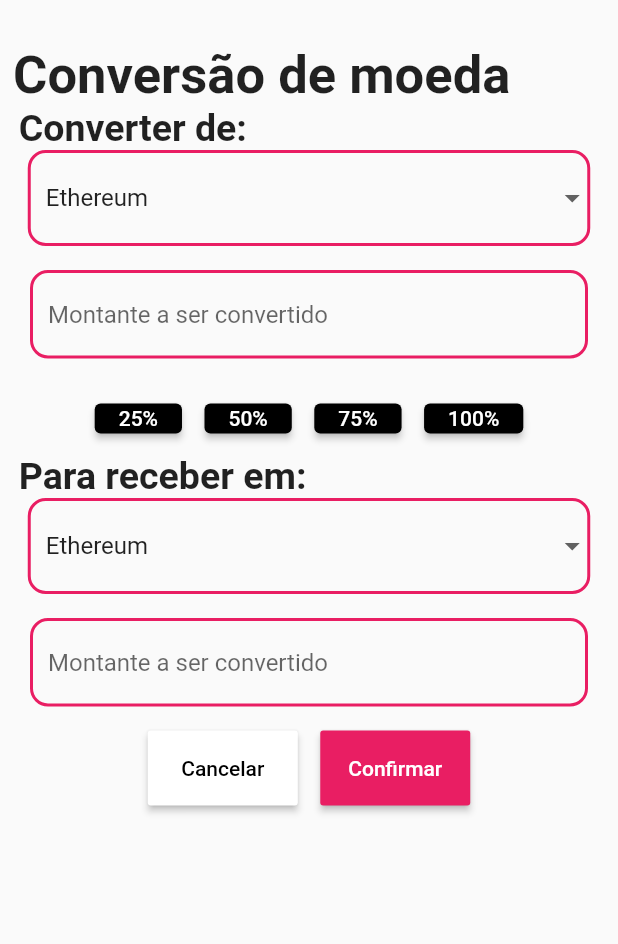
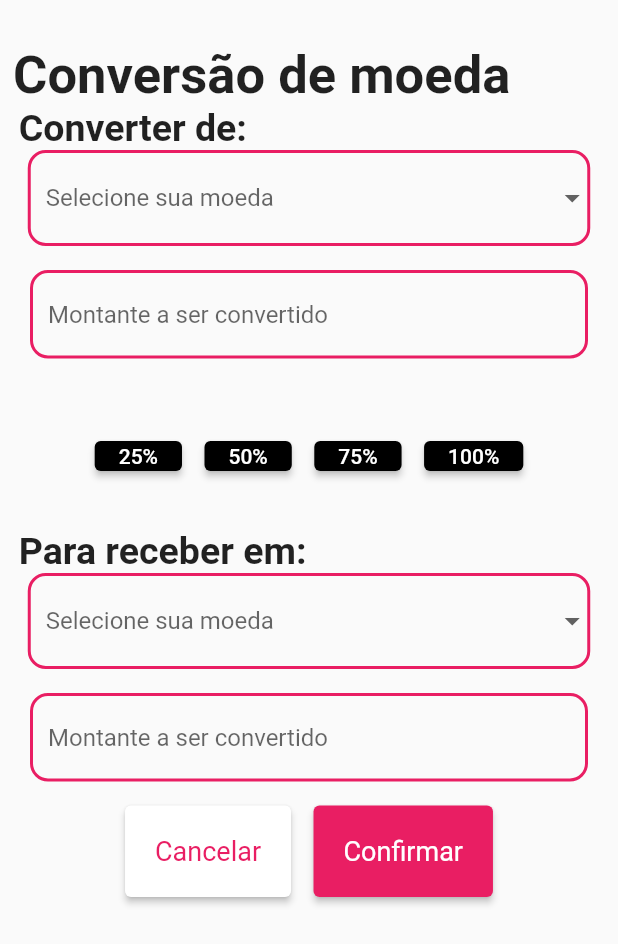
Before and after one commit to edueilert/FlutterWarren, a Flutter app: the Conversao screen opened by its route, on a phone screen of 412 x 824 dp. Shown: the top 944 px of the screen. Run offline on Flutter 3.47's test engine with Material 2 defaults, Android fonts, the phone set to English and light mode, and no system bars; missing offline and left inert: draw_graph.

Commit message:
commit 2

```diff
--- a/lib/controlers/home_controler.dart
+++ b/lib/controlers/home_controler.dart
@@ -1,35 +1,33 @@
-// // ignore_for_file: unused_local_variable
+import 'package:flutter/widgets.dart';
+import 'package:myapp/models/coins_model.dart';
 
-// import 'package:flutter/widgets.dart';
-// import 'package:myapp/models/coins_model.dart';
+class HomeController {
+  late List<CoinsModel> coins;
 
-// class HomeController {
-//   List<CoinsModel> coins;
+  final TextEditingController toText;
+  final TextEditingController fromText;
 
-//   final TextEditingController toText;
-//   final TextEditingController fromText;
+  late CoinsModel toCoins;
+  late CoinsModel fromCoins;
 
-//   CoinsModel toCoins;
-//   CoinsModel fromCoins;
+  HomeController({required this.toText, required this.fromText}) {
+    coins = CoinsModel.getCoins();
+    toCoins = coins[0];
+    fromCoins = coins[1];
+  }
 
-//   HomeController({required this.toText, required this.fromText}) {
-//     coins = CoinsModel.getCoins();
-//     toCoins = coins[0];
-//     fromCoins = coins[1];
-//   }
+  conversor() {
+    String text = toText.text;
+    double value = double.tryParse(text) ?? 1.0;
+    double returnValue = 0;
 
-//   void conversor() {
-//     String text = toText.text;
-//     double value = double.tryParse(text) ?? 1.0;
-//     double returnValue = 0;
-
-//     if (fromCoins.name == 'Ethereum') {
-//       returnValue = value * toCoins.ethereum;
-//     } else if (fromCoins.name == 'Litecoin') {
-//       returnValue = value * toCoins.litecoin;
-//     } else if (fromCoins.name == 'Bitcoin') {
-//       returnValue = value * toCoins.bitcoin;
-//     }
-//     fromText.text = returnValue.toStringAsFixed(2);
-//   }
-// }
+    if (fromCoins.name == 'Ethereum') {
+      returnValue = value * toCoins.ethereum;
+    } else if (fromCoins.name == 'Litecoin') {
+      returnValue = value * toCoins.litecoin;
+    } else if (fromCoins.name == 'Bitcoin') {
+      returnValue = value * toCoins.bitcoin;
+    }
+    fromText.text = returnValue.toStringAsFixed(2);
+  }
+}
--- a/lib/conversao.dart
+++ b/lib/conversao.dart
@@ -1,10 +1,20 @@
-// ignore_for_file: deprecated_member_use
+// ignore_for_file: deprecated_member_use, constant_identifier_names, avoid_print, prefer_typing_uninitialized_variables
 
 import 'package:flutter/material.dart';
+import 'package:myapp/controlers/home_controler.dart';
 
 // ignore: must_be_immutable
 class Conversao extends StatefulWidget {
-  const Conversao({Key? key}) : super(key: key);
+  final TextEditingController toText = TextEditingController();
+  final TextEditingController fromText = TextEditingController();
+  final data = ListaCrypto.values;
+  late HomeController homeController;
+  String valor = "";
+  String valor2 = "";
+
+  Conversao({Key? key}) : super(key: key) {
+    homeController = HomeController(toText: toText, fromText: fromText);
+  }
 
   @override
   State<Conversao> createState() => Estrutura();
@@ -12,12 +22,14 @@ class Conversao extends StatefulWidget {
 
 class Estrutura extends State<Conversao> {
   List<String> items = ["Ethereum", "Litecoin", "Bitcoin"];
-  String? selectedItem = "Ethereum";
-
+  String? selectedItem;
   bool isVisible25 = false;
   bool isVisible50 = false;
   bool isVisible75 = false;
   bool isVisible100 = false;
+
+  var valor;
+  var valor2;
 
   @override
   Widget build(BuildContext context) => Scaffold(
@@ -49,20 +61,27 @@ class Estrutura extends State<Conversao> {
                 decoration: InputDecoration(
                   enabledBorder: OutlineInputBorder(
                       borderRadius: BorderRadius.circular(12),
-                    borderSide: const BorderSide(width: 2, color: Colors.pink)),
+                      borderSide:
+                          const BorderSide(width: 2, color: Colors.pink)),
                 ),
-              value: selectedItem,
-              items: items
-                  .map((item) =>
-                      DropdownMenuItem<String>(value: item, child: Text(item)))
-                  .toList(),
-              onChanged: (item) =>
-                  setState(() => selectedItem = item as String?),
-            ),
+                hint: const Text("Selecione sua moeda"),
+                items: widget.data.map((item) {
+                  return DropdownMenuItem(
+                      value: item.name, child: Text(item.name));
+                }).toList(),
+                onChanged: (String? newValue) {
+                  setState(() {
+                    selectedItem = newValue!;
+                  });
+                }),
           ),
           Padding(
             padding: const EdgeInsets.symmetric(horizontal: 20, vertical: 16),
             child: TextField(
+              onChanged: (totext) {
+                valor = totext;
+                print("Primeira Moeda: $totext");
+              },
               decoration: InputDecoration(
                 enabledBorder: OutlineInputBorder(
                     borderRadius: BorderRadius.circular(12),
@@ -70,6 +89,9 @@ class Estrutura extends State<Conversao> {
                 hintText: 'Montante a ser convertido',
               ),
             ),
+          ),
+          const SizedBox(
+            height: 25,
           ),
           Row(
               mainAxisAlignment: MainAxisAlignment.center,
@@ -125,6 +147,9 @@ class Estrutura extends State<Conversao> {
                     },
                     child: const Text('100%')),
               ]),
+          const SizedBox(
+            height: 25,
+          ),
           const Align(
             alignment: Alignment.bottomLeft,
             child: Text(
@@ -138,20 +163,26 @@ class Estrutura extends State<Conversao> {
                 decoration: InputDecoration(
                   enabledBorder: OutlineInputBorder(
                       borderRadius: BorderRadius.circular(12),
-                    borderSide: const BorderSide(width: 2, color: Colors.pink)),
+                      borderSide:
+                          const BorderSide(width: 2, color: Colors.pink)),
                 ),
-              value: selectedItem,
-              items: items
-                  .map((item) =>
-                      DropdownMenuItem<String>(value: item, child: Text(item)))
-                  .toList(),
-              onChanged: (item) =>
-                  setState(() => selectedItem = item as String?),
-            ),
+                hint: const Text("Selecione sua moeda"),
+                items: widget.data.map((item) {
+                  return DropdownMenuItem(
+                      value: item.name, child: Text(item.name));
+                }).toList(),
+                onChanged: (String? newValue) {
+                  setState(() {
+                    selectedItem = newValue!;
+                  });
+                }),
           ),
           Padding(
             padding: const EdgeInsets.symmetric(horizontal: 20, vertical: 16),
             child: TextField(
+              onChanged: (fromtext) {
+                valor2 = fromtext;
+              },
               decoration: InputDecoration(
                 enabledBorder: OutlineInputBorder(
                     borderRadius: BorderRadius.circular(12),
@@ -164,33 +195,37 @@ class Estrutura extends State<Conversao> {
             mainAxisAlignment: MainAxisAlignment.center,
             crossAxisAlignment: CrossAxisAlignment.center,
             children: [
-              ButtonTheme(
-                minWidth: 100.0,
-                height: 50.0,
-                child: RaisedButton(
-                  color: Colors.white,
-                  textColor: Colors.black,
+              ElevatedButton(
+                  style: ButtonStyle(
+                      backgroundColor: MaterialStateProperty.all(Colors.white),
+                      foregroundColor: MaterialStateProperty.all(Colors.pink),
+                      padding:
+                          MaterialStateProperty.all(const EdgeInsets.all(20)),
+                      textStyle: MaterialStateProperty.all(
+                          const TextStyle(fontSize: 18))),
                   onPressed: () {
-                    Navigator.pushNamed(context, "/ethereumMain");
+                    setState(() {});
                   },
-                  child: const Text("Cancelar"),
-                ),
-              ),
+                  child: const Text('Cancelar')),
               const SizedBox(
                 width: 15,
               ),
-              ButtonTheme(
-                minWidth: 100.0,
-                height: 50.0,
-                child: RaisedButton(
-                  color: Colors.pink,
-                  textColor: Colors.white,
-                  onPressed: () {},
-                  child: const Text("Confirmar"),
-                ),
-              ),
+              ElevatedButton(
+                  style: ButtonStyle(
+                      backgroundColor: MaterialStateProperty.all(Colors.pink),
+                      foregroundColor: MaterialStateProperty.all(Colors.white),
+                      padding:
+                          MaterialStateProperty.all(const EdgeInsets.all(20)),
+                      textStyle: MaterialStateProperty.all(
+                          const TextStyle(fontSize: 18))),
+                  onPressed: () {
+                    setState(() {});
+                  },
+                  child: const Text('Confirmar')),
             ],
           ),
         ]),
       );
 }
+
+enum ListaCrypto { Bitcoin, Litecoin, Ethereum }
--- a/lib/main.dart
+++ b/lib/main.dart
@@ -34,7 +34,7 @@ class NavBar extends StatelessWidget {
         '/litecoin15D': (context) => const Litecoin15d(),
         '/litecoin30D': (context) => const Litecoin30d(),
         '/litecoin50D': (context) => const Litecoin50d(),
-        '/conversao': (context) => const Conversao()
+        '/conversao': (context) => Conversao()
       },
     );
   }
--- a/lib/models/coins_model.dart
+++ b/lib/models/coins_model.dart
@@ -1,23 +1,23 @@
-// class CoinsModel {
-//   final String name;
-//   final double ethereum;
-//   final double bitcoin;
-//   final double litecoin;
+class CoinsModel {
+  final String name;
+  final double ethereum;
+  final double bitcoin;
+  final double litecoin;
 
-//   CoinsModel(
-//       {required this.name,
-//       required this.ethereum,
-//       required this.bitcoin,
-//       required this.litecoin});
+  CoinsModel(
+      {required this.name,
+      required this.ethereum,
+      required this.bitcoin,
+      required this.litecoin});
 
-//   static List<CoinsModel> getCoins() {
-//     return <CoinsModel>[
-//       CoinsModel(
-//           name: "Ethereum", ethereum: 1, bitcoin: 0.077, litecoin: 29.39),
-//       CoinsModel(
-//           name: "Bitcoin", ethereum: 12.97, bitcoin: 1, litecoin: 382.02),
-//       CoinsModel(
-//           name: "Litecoin", ethereum: 0.034, bitcoin: 0.0026, litecoin: 1),
-//     ];
-//   }
-// }
+  static List<CoinsModel> getCoins() {
+    return <CoinsModel>[
+      CoinsModel(
+          name: "Ethereum", ethereum: 1, bitcoin: 0.077, litecoin: 29.39),
+      CoinsModel(
+          name: "Bitcoin", ethereum: 12.97, bitcoin: 1, litecoin: 382.02),
+      CoinsModel(
+          name: "Litecoin", ethereum: 0.034, bitcoin: 0.0026, litecoin: 1),
+    ];
+  }
+}
```
Lines whose indentation alone changed are shown as unchanged.
